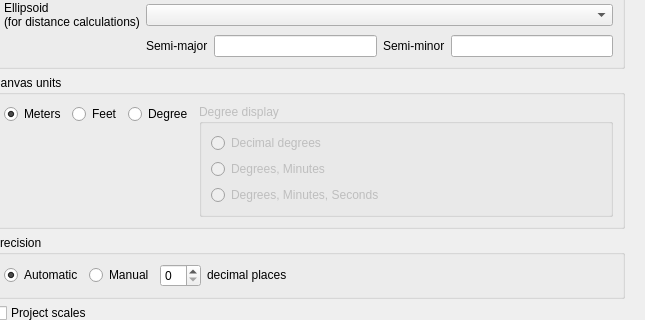
Above: src/ui/qgsprojectpropertiesbase.ui from qgis/QGIS before the change; both pictures show x 182 to 827 and y 184 to 504 of the 827 by 759 pixel window. Below: the same form after it.
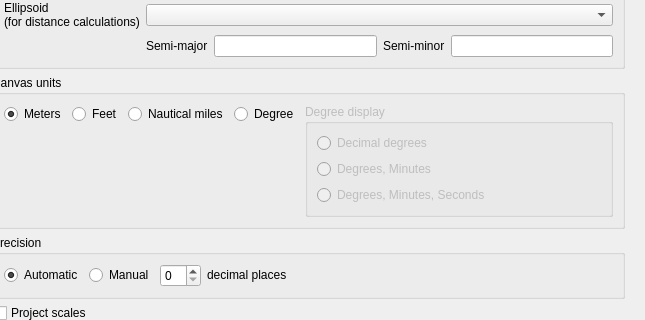
That is the form after the change. Icons and pictures are not drawn. Custom widgets are drawn as their Qt base class.

Commit message: [FEATURE] add Nautical miles to measure units (fix #4017). Initial patch by Jorge Tornero with improvements

Patch:
```diff
--- a/src/ui/qgsprojectpropertiesbase.ui
+++ b/src/ui/qgsprojectpropertiesbase.ui
@@ -482,7 +482,7 @@
                       </property>
                      </spacer>
                     </item>
-                    <item row="0" column="2">
+                    <item row="0" column="3">
                      <widget class="QRadioButton" name="radDegrees">
                       <property name="sizePolicy">
                        <sizepolicy hsizetype="Maximum" vsizetype="Fixed">
@@ -495,6 +495,19 @@
                       </property>
                      </widget>
                     </item>
+                    <item row="0" column="2">
+                     <widget class="QRadioButton" name="radNMiles">
+                      <property name="sizePolicy">
+                       <sizepolicy hsizetype="Maximum" vsizetype="Fixed">
+                        <horstretch>0</horstretch>
+                        <verstretch>0</verstretch>
+                       </sizepolicy>
+                      </property>
+                      <property name="text">
+                       <string>Nautical miles</string>
+                      </property>
+                     </widget>
+                    </item>
                     <item row="0" column="1">
                      <widget class="QRadioButton" name="radFeet">
                       <property name="sizePolicy">
@@ -524,7 +537,7 @@
                       </property>
                      </widget>
                     </item>
-                    <item row="0" column="3" rowspan="2">
+                    <item row="0" column="4" rowspan="2">
                      <widget class="QGroupBox" name="btnGrpDegreeDisplay">
                       <property name="enabled">
                        <bool>false</bool>
```
The commit also changes 8 other files.
